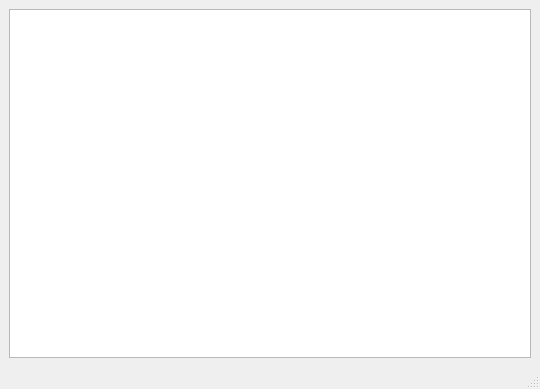
Old version of the form src/client/mainwindow.ui in the repository litvinov-da/task-tracker.
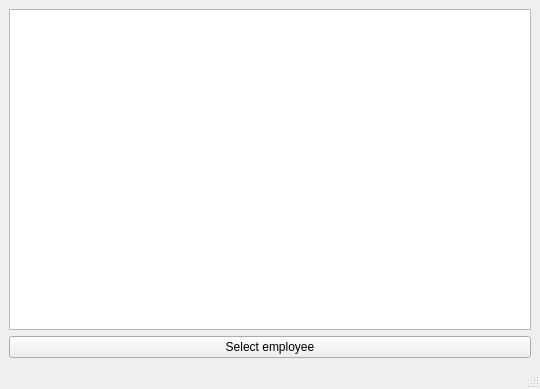
New version of the form.

Commit message: Add EmployeeInfo dialog functionality

The edit to the form file:
```diff
--- a/src/client/mainwindow.ui
+++ b/src/client/mainwindow.ui
@@ -18,6 +18,13 @@
     <item>
      <widget class="QListWidget" name="employees"/>
     </item>
+    <item>
+     <widget class="QPushButton" name="getEmployee">
+      <property name="text">
+       <string>Select employee</string>
+      </property>
+     </widget>
+    </item>
    </layout>
   </widget>
   <widget class="QMenuBar" name="menubar">
```
The commit also changes 10 other files.
